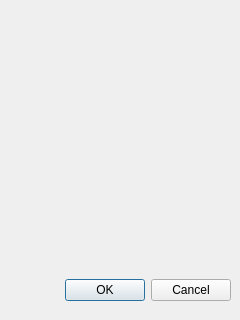
wiacekmarcin/CzujkiLiniowe, file CzujkiLinioweApp/teststerownikadlg.ui: the form before one commit.
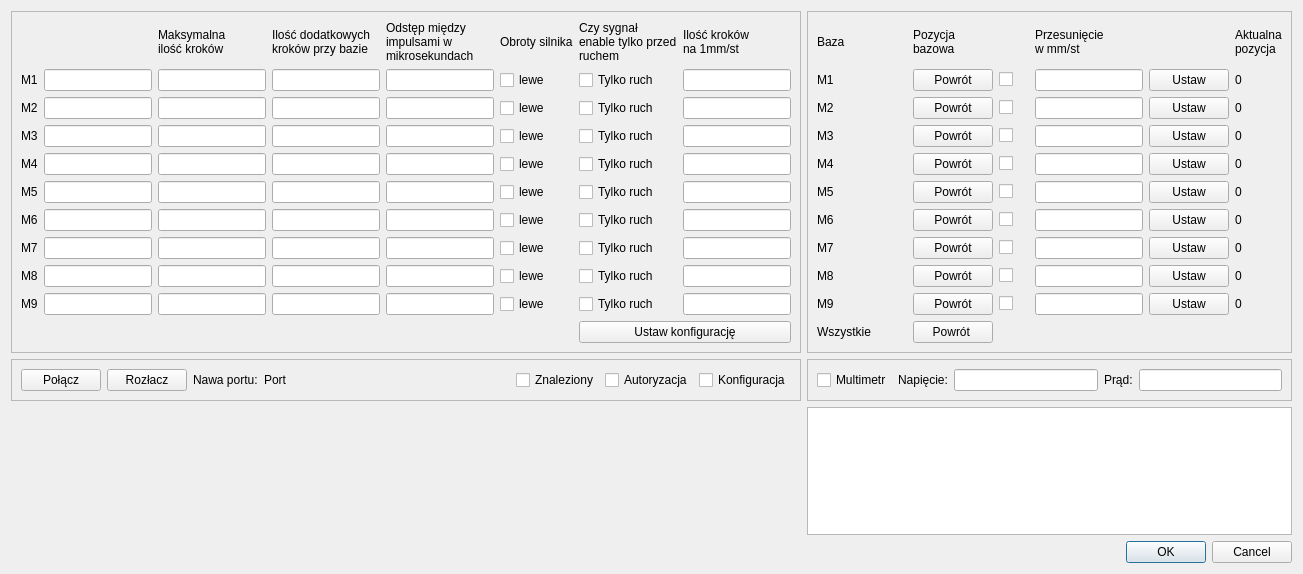
The form after the commit.

Patch:
```diff
--- a/CzujkiLinioweApp/teststerownikadlg.ui
+++ b/CzujkiLinioweApp/teststerownikadlg.ui
@@ -5,29 +5,1194 @@
    <rect>
     <x>0</x>
     <y>0</y>
-    <width>240</width>
-    <height>320</height>
+    <width>1303</width>
+    <height>574</height>
    </rect>
   </property>
   <property name="windowTitle">
    <string>Dialog</string>
   </property>
-  <widget class="QDialogButtonBox" name="buttonBox">
-   <property name="geometry">
-    <rect>
-     <x>10</x>
-     <y>270</y>
-     <width>221</width>
-     <height>41</height>
-    </rect>
-   </property>
-   <property name="orientation">
-    <enum>Qt::Horizontal</enum>
-   </property>
-   <property name="standardButtons">
-    <set>QDialogButtonBox::Cancel|QDialogButtonBox::Ok</set>
-   </property>
-  </widget>
+  <layout class="QVBoxLayout" name="verticalLayout">
+   <item>
+    <layout class="QGridLayout" name="gridLayout_3">
+     <item row="0" column="0">
+      <widget class="QFrame" name="frame">
+       <property name="frameShape">
+        <enum>QFrame::StyledPanel</enum>
+       </property>
+       <property name="frameShadow">
+        <enum>QFrame::Raised</enum>
+       </property>
+       <layout class="QGridLayout" name="gridLayout_2">
+        <item row="0" column="3">
+         <widget class="QLabel" name="head3">
+          <property name="text">
+           <string>Ilość dodatkowych
+kroków przy bazie</string>
+          </property>
+         </widget>
+        </item>
+        <item row="5" column="6">
+         <widget class="QCheckBox" name="enable5">
+          <property name="text">
+           <string>Tylko ruch</string>
+          </property>
+         </widget>
+        </item>
+        <item row="1" column="2">
+         <widget class="QLineEdit" name="maxSteps1">
+          <property name="text">
+           <string/>
+          </property>
+          <property name="maxLength">
+           <number>32767</number>
+          </property>
+         </widget>
+        </item>
+        <item row="8" column="6">
+         <widget class="QCheckBox" name="enable8">
+          <property name="text">
+           <string>Tylko ruch</string>
+          </property>
+         </widget>
+        </item>
+        <item row="6" column="2">
+         <widget class="QLineEdit" name="maxSteps6">
+          <property name="text">
+           <string/>
+          </property>
+          <property name="maxLength">
+           <number>32767</number>
+          </property>
+         </widget>
+        </item>
+        <item row="8" column="5">
+         <widget class="QCheckBox" name="obrot8">
+          <property name="text">
+           <string>lewe</string>
+          </property>
+         </widget>
+        </item>
+        <item row="7" column="6">
+         <widget class="QCheckBox" name="enable7">
+          <property name="text">
+           <string>Tylko ruch</string>
+          </property>
+         </widget>
+        </item>
+        <item row="9" column="3">
+         <widget class="QLineEdit" name="base9">
+          <property name="text">
+           <string/>
+          </property>
+          <property name="maxLength">
+           <number>32767</number>
+          </property>
+         </widget>
+        </item>
+        <item row="5" column="5">
+         <widget class="QCheckBox" name="obrot5">
+          <property name="text">
+           <string>lewe</string>
+          </property>
+         </widget>
+        </item>
+        <item row="8" column="2">
+         <widget class="QLineEdit" name="maxSteps8">
+          <property name="text">
+           <string/>
+          </property>
+          <property name="maxLength">
+           <number>32767</number>
+          </property>
+         </widget>
+        </item>
+        <item row="6" column="0">
+         <widget class="QLabel" name="et6">
+          <property name="text">
+           <string>M6</string>
+          </property>
+         </widget>
+        </item>
+        <item row="3" column="5">
+         <widget class="QCheckBox" name="obrot3">
+          <property name="text">
+           <string>lewe</string>
+          </property>
+         </widget>
+        </item>
+        <item row="7" column="4">
+         <widget class="QLineEdit" name="delay7">
+          <property name="text">
+           <string/>
+          </property>
+          <property name="maxLength">
+           <number>32767</number>
+          </property>
+         </widget>
+        </item>
+        <item row="7" column="2">
+         <widget class="QLineEdit" name="maxSteps7">
+          <property name="text">
+           <string/>
+          </property>
+          <property name="maxLength">
+           <number>32767</number>
+          </property>
+         </widget>
+        </item>
+        <item row="0" column="0">
+         <widget class="QLabel" name="head1">
+          <property name="text">
+           <string/>
+          </property>
+         </widget>
+        </item>
+        <item row="9" column="4">
+         <widget class="QLineEdit" name="delay9">
+          <property name="text">
+           <string/>
+          </property>
+          <property name="maxLength">
+           <number>32767</number>
+          </property>
+         </widget>
+        </item>
+        <item row="2" column="6">
+         <widget class="QCheckBox" name="enable2">
+          <property name="text">
+           <string>Tylko ruch</string>
+          </property>
+         </widget>
+        </item>
+        <item row="3" column="7">
+         <widget class="QLineEdit" name="ratio3">
+          <property name="maxLength">
+           <number>12</number>
+          </property>
+         </widget>
+        </item>
+        <item row="1" column="7">
+         <widget class="QLineEdit" name="ratio1">
+          <property name="maxLength">
+           <number>12</number>
+          </property>
+         </widget>
+        </item>
+        <item row="1" column="6">
+         <widget class="QCheckBox" name="enable1">
+          <property name="text">
+           <string>Tylko ruch</string>
+          </property>
+         </widget>
+        </item>
+        <item row="8" column="7">
+         <widget class="QLineEdit" name="ratio8">
+          <property name="maxLength">
+           <number>12</number>
+          </property>
+         </widget>
+        </item>
+        <item row="9" column="6">
+         <widget class="QCheckBox" name="enable9">
+          <property name="text">
+           <string>Tylko ruch</string>
+          </property>
+         </widget>
+        </item>
+        <item row="9" column="0">
+         <widget class="QLabel" name="et9">
+          <property name="text">
+           <string>M9</string>
+          </property>
+         </widget>
+        </item>
+        <item row="2" column="2">
+         <widget class="QLineEdit" name="maxSteps2">
+          <property name="text">
+           <string/>
+          </property>
+          <property name="maxLength">
+           <number>32767</number>
+          </property>
+         </widget>
+        </item>
+        <item row="7" column="7">
+         <widget class="QLineEdit" name="ratio7">
+          <property name="maxLength">
+           <number>12</number>
+          </property>
+         </widget>
+        </item>
+        <item row="2" column="7">
+         <widget class="QLineEdit" name="ratio2">
+          <property name="maxLength">
+           <number>12</number>
+          </property>
+         </widget>
+        </item>
+        <item row="1" column="3">
+         <widget class="QLineEdit" name="base1">
+          <property name="text">
+           <string/>
+          </property>
+          <property name="maxLength">
+           <number>32767</number>
+          </property>
+         </widget>
+        </item>
+        <item row="4" column="2">
+         <widget class="QLineEdit" name="maxSteps4">
+          <property name="text">
+           <string/>
+          </property>
+          <property name="maxLength">
+           <number>32767</number>
+          </property>
+         </widget>
+        </item>
+        <item row="6" column="5">
+         <widget class="QCheckBox" name="obrot6">
+          <property name="text">
+           <string>lewe</string>
+          </property>
+         </widget>
+        </item>
+        <item row="4" column="5">
+         <widget class="QCheckBox" name="obrot4">
+          <property name="text">
+           <string>lewe</string>
+          </property>
+         </widget>
+        </item>
+        <item row="3" column="3">
+         <widget class="QLineEdit" name="base3">
+          <property name="text">
+           <string/>
+          </property>
+          <property name="maxLength">
+           <number>32767</number>
+          </property>
+         </widget>
+        </item>
+        <item row="0" column="4">
+         <widget class="QLabel" name="head4">
+          <property name="text">
+           <string>Odstęp między
+impulsami w
+mikrosekundach</string>
+          </property>
+         </widget>
+        </item>
+        <item row="6" column="6">
+         <widget class="QCheckBox" name="enable6">
+          <property name="text">
+           <string>Tylko ruch</string>
+          </property>
+         </widget>
+        </item>
+        <item row="4" column="6">
+         <widget class="QCheckBox" name="enable4">
+          <property name="text">
+           <string>Tylko ruch</string>
+          </property>
+         </widget>
+        </item>
+        <item row="2" column="4">
+         <widget class="QLineEdit" name="delay2">
+          <property name="text">
+           <string/>
+          </property>
+          <property name="maxLength">
+           <number>32767</number>
+          </property>
+         </widget>
+        </item>
+        <item row="3" column="4">
+         <widget class="QLineEdit" name="delay3">
+          <property name="text">
+           <string/>
+          </property>
+          <property name="maxLength">
+           <number>32767</number>
+          </property>
+         </widget>
+        </item>
+        <item row="8" column="4">
+         <widget class="QLineEdit" name="delay8">
+          <property name="text">
+           <string/>
+          </property>
+          <property name="maxLength">
+           <number>32767</number>
+          </property>
+         </widget>
+        </item>
+        <item row="1" column="4">
+         <widget class="QLineEdit" name="delay1">
+          <property name="text">
+           <string/>
+          </property>
+          <property name="maxLength">
+           <number>32767</number>
+          </property>
+         </widget>
+        </item>
+        <item row="2" column="3">
+         <widget class="QLineEdit" name="base2">
+          <property name="text">
+           <string/>
+          </property>
+          <property name="maxLength">
+           <number>32767</number>
+          </property>
+         </widget>
+        </item>
+        <item row="4" column="7">
+         <widget class="QLineEdit" name="ratio4">
+          <property name="maxLength">
+           <number>12</number>
+          </property>
+         </widget>
+        </item>
+        <item row="5" column="0">
+         <widget class="QLabel" name="et5">
+          <property name="text">
+           <string>M5</string>
+          </property>
+         </widget>
+        </item>
+        <item row="5" column="7">
+         <widget class="QLineEdit" name="ratio5">
+          <property name="maxLength">
+           <number>12</number>
+          </property>
+         </widget>
+        </item>
+        <item row="8" column="3">
+         <widget class="QLineEdit" name="base8">
+          <property name="text">
+           <string/>
+          </property>
+          <property name="maxLength">
+           <number>32767</number>
+          </property>
+         </widget>
+        </item>
+        <item row="2" column="0">
+         <widget class="QLabel" name="et2">
+          <property name="text">
+           <string>M2</string>
+          </property>
+         </widget>
+        </item>
+        <item row="0" column="7">
+         <widget class="QLabel" name="head6">
+          <property name="text">
+           <string>Ilość kroków
+na 1mm/st</string>
+          </property>
+         </widget>
+        </item>
+        <item row="5" column="3">
+         <widget class="QLineEdit" name="base5">
+          <property name="text">
+           <string/>
+          </property>
+          <property name="maxLength">
+           <number>32767</number>
+          </property>
+         </widget>
+        </item>
+        <item row="2" column="5">
+         <widget class="QCheckBox" name="obrot2">
+          <property name="text">
+           <string>lewe</string>
+          </property>
+         </widget>
+        </item>
+        <item row="7" column="5">
+         <widget class="QCheckBox" name="obrot7">
+          <property name="text">
+           <string>lewe</string>
+          </property>
+         </widget>
+        </item>
+        <item row="10" column="6" colspan="2">
+         <widget class="QPushButton" name="pbSetConfiguration">
+          <property name="text">
+           <string>Ustaw konfigurację</string>
+          </property>
+         </widget>
+        </item>
+        <item row="5" column="4">
+         <widget class="QLineEdit" name="delay5">
+          <property name="text">
+           <string/>
+          </property>
+          <property name="maxLength">
+           <number>32767</number>
+          </property>
+         </widget>
+        </item>
+        <item row="8" column="0">
+         <widget class="QLabel" name="et8">
+          <property name="text">
+           <string>M8</string>
+          </property>
+         </widget>
+        </item>
+        <item row="0" column="6">
+         <widget class="QLabel" name="label">
+          <property name="text">
+           <string>Czy sygnał
+enable tylko przed
+ruchem</string>
+          </property>
+         </widget>
+        </item>
+        <item row="6" column="3">
+         <widget class="QLineEdit" name="base6">
+          <property name="text">
+           <string/>
+          </property>
+          <property name="maxLength">
+           <number>32767</number>
+          </property>
+         </widget>
+        </item>
+        <item row="7" column="3">
+         <widget class="QLineEdit" name="base7">
+          <property name="text">
+           <string/>
+          </property>
+          <property name="maxLength">
+           <number>32767</number>
+          </property>
+         </widget>
+        </item>
+        <item row="0" column="2">
+         <widget class="QLabel" name="head2">
+          <property name="text">
+           <string>Maksymalna
+ilość kroków</string>
+          </property>
+         </widget>
+        </item>
+        <item row="9" column="2">
+         <widget class="QLineEdit" name="maxSteps9">
+          <property name="text">
+           <string/>
+          </property>
+          <property name="maxLength">
+           <number>32767</number>
+          </property>
+         </widget>
+        </item>
+        <item row="9" column="5">
+         <widget class="QCheckBox" name="obrot9">
+          <property name="text">
+           <string>lewe</string>
+          </property>
+         </widget>
+        </item>
+        <item row="1" column="5">
+         <widget class="QCheckBox" name="obrot1">
+          <property name="text">
+           <string>lewe</string>
+          </property>
+         </widget>
+        </item>
+        <item row="9" column="7">
+         <widget class="QLineEdit" name="ratio9">
+          <property name="maxLength">
+           <number>12</number>
+          </property>
+         </widget>
+        </item>
+        <item row="4" column="4">
+         <widget class="QLineEdit" name="delay4">
+          <property name="text">
+           <string/>
+          </property>
+          <property name="maxLength">
+           <number>32767</number>
+          </property>
+         </widget>
+        </item>
+        <item row="3" column="2">
+         <widget class="QLineEdit" name="maxSteps3">
+          <property name="text">
+           <string/>
+          </property>
+          <property name="maxLength">
+           <number>32767</number>
+          </property>
+         </widget>
+        </item>
+        <item row="5" column="2">
+         <widget class="QLineEdit" name="maxSteps5">
+          <property name="text">
+           <string/>
+          </property>
+          <property name="maxLength">
+           <number>32767</number>
+          </property>
+         </widget>
+        </item>
+        <item row="4" column="0">
+         <widget class="QLabel" name="et4">
+          <property name="text">
+           <string>M4</string>
+          </property>
+         </widget>
+        </item>
+        <item row="6" column="4">
+         <widget class="QLineEdit" name="delay6">
+          <property name="text">
+           <string/>
+          </property>
+          <property name="maxLength">
+           <number>32767</number>
+          </property>
+         </widget>
+        </item>
+        <item row="1" column="0">
+         <widget class="QLabel" name="et1">
+          <property name="text">
+           <string>M1</string>
+          </property>
+         </widget>
+        </item>
+        <item row="3" column="6">
+         <widget class="QCheckBox" name="enable3">
+          <property name="text">
+           <string>Tylko ruch</string>
+          </property>
+         </widget>
+        </item>
+        <item row="7" column="0">
+         <widget class="QLabel" name="et7">
+          <property name="text">
+           <string>M7</string>
+          </property>
+         </widget>
+        </item>
+        <item row="6" column="7">
+         <widget class="QLineEdit" name="ratio6">
+          <property name="maxLength">
+           <number>12</number>
+          </property>
+         </widget>
+        </item>
+        <item row="3" column="0">
+         <widget class="QLabel" name="et3">
+          <property name="text">
+           <string>M3</string>
+          </property>
+         </widget>
+        </item>
+        <item row="0" column="5">
+         <widget class="QLabel" name="heaad5">
+          <property name="text">
+           <string>Obroty silnika</string>
+          </property>
+         </widget>
+        </item>
+        <item row="4" column="3">
+         <widget class="QLineEdit" name="base4">
+          <property name="text">
+           <string/>
+          </property>
+          <property name="maxLength">
+           <number>32767</number>
+          </property>
+         </widget>
+        </item>
+        <item row="1" column="1">
+         <widget class="QLineEdit" name="motorName1"/>
+        </item>
+        <item row="2" column="1">
+         <widget class="QLineEdit" name="motorName2"/>
+        </item>
+        <item row="3" column="1">
+         <widget class="QLineEdit" name="motorName3"/>
+        </item>
+        <item row="4" column="1">
+         <widget class="QLineEdit" name="motorName4"/>
+        </item>
+        <item row="5" column="1">
+         <widget class="QLineEdit" name="motorName5"/>
+        </item>
+        <item row="6" column="1">
+         <widget class="QLineEdit" name="motorName6"/>
+        </item>
+        <item row="7" column="1">
+         <widget class="QLineEdit" name="motorName7"/>
+        </item>
+        <item row="8" column="1">
+         <widget class="QLineEdit" name="motorName8"/>
+        </item>
+        <item row="9" column="1">
+         <widget class="QLineEdit" name="motorName9"/>
+        </item>
+       </layout>
+      </widget>
+     </item>
+     <item row="0" column="1">
+      <widget class="QFrame" name="frame_3">
+       <property name="frameShape">
+        <enum>QFrame::StyledPanel</enum>
+       </property>
+       <property name="frameShadow">
+        <enum>QFrame::Raised</enum>
+       </property>
+       <layout class="QGridLayout" name="gridLayout">
+        <item row="3" column="0">
+         <widget class="QLabel" name="etsilnik_2">
+          <property name="text">
+           <string>M2</string>
+          </property>
+         </widget>
+        </item>
+        <item row="5" column="10">
+         <widget class="QLabel" name="actPos_4">
+          <property name="text">
+           <string>0</string>
+          </property>
+         </widget>
+        </item>
+        <item row="6" column="2">
+         <widget class="QPushButton" name="pbHome_5">
+          <property name="text">
+           <string>Powrót</string>
+          </property>
+         </widget>
+        </item>
+        <item row="0" column="1">
+         <widget class="QLabel" name="head2_1">
+          <property name="text">
+           <string/>
+          </property>
+         </widget>
+        </item>
+        <item row="2" column="8" colspan="2">
+         <widget class="QPushButton" name="pbUstawPos_1">
+          <property name="text">
+           <string>Ustaw</string>
+          </property>
+         </widget>
+        </item>
+        <item row="2" column="10">
+         <widget class="QLabel" name="actPos_1">
+          <property name="text">
+           <string>0</string>
+          </property>
+         </widget>
+        </item>
+        <item row="2" column="6" colspan="2">
+         <widget class="QLineEdit" name="posX_1"/>
+        </item>
+        <item row="10" column="8" colspan="2">
+         <widget class="QPushButton" name="pbUstawPos_9">
+          <property name="text">
+           <string>Ustaw</string>
+          </property>
+         </widget>
+        </item>
+        <item row="10" column="10">
+         <widget class="QLabel" name="actPos_9">
+          <property name="text">
+           <string>0</string>
+          </property>
+         </widget>
+        </item>
+        <item row="8" column="6" colspan="2">
+         <widget class="QLineEdit" name="posX_7"/>
+        </item>
+        <item row="6" column="10">
+         <widget class="QLabel" name="actPos_5">
+          <property name="text">
+           <string>0</string>
+          </property>
+         </widget>
+        </item>
+        <item row="7" column="2">
+         <widget class="QPushButton" name="pbHome_6">
+          <property name="text">
+           <string>Powrót</string>
+          </property>
+         </widget>
+        </item>
+        <item row="10" column="6" colspan="2">
+         <widget class="QLineEdit" name="posX_9"/>
+        </item>
+        <item row="3" column="8" colspan="2">
+         <widget class="QPushButton" name="pbUstawPos_2">
+          <property name="text">
+           <string>Ustaw</string>
+          </property>
+         </widget>
+        </item>
+        <item row="3" column="6" colspan="2">
+         <widget class="QLineEdit" name="posX_2"/>
+        </item>
+        <item row="2" column="3">
+         <widget class="QCheckBox" name="isHome_1">
+          <property name="text">
+           <string/>
+          </property>
+         </widget>
+        </item>
+        <item row="0" column="6" colspan="4">
+         <widget class="QLabel" name="head2_3">
+          <property name="text">
+           <string>Przesunięcie
+w mm/st</string>
+          </property>
+         </widget>
+        </item>
+        <item row="9" column="10">
+         <widget class="QLabel" name="actPos_8">
+          <property name="text">
+           <string>0</string>
+          </property>
+         </widget>
+        </item>
+        <item row="0" column="10">
+         <widget class="QLabel" name="label_5">
+          <property name="text">
+           <string>Aktualna
+pozycja</string>
+          </property>
+         </widget>
+        </item>
+        <item row="8" column="8" colspan="2">
+         <widget class="QPushButton" name="pbUstawPos_7">
+          <property name="text">
+           <string>Ustaw</string>
+          </property>
+         </widget>
+        </item>
+        <item row="8" column="10">
+         <widget class="QLabel" name="actPos_7">
+          <property name="text">
+           <string>0</string>
+          </property>
+         </widget>
+        </item>
+        <item row="0" column="2" colspan="2">
+         <widget class="QLabel" name="label_4">
+          <property name="text">
+           <string>Pozycja
+bazowa</string>
+          </property>
+         </widget>
+        </item>
+        <item row="7" column="6" colspan="2">
+         <widget class="QLineEdit" name="posX_6"/>
+        </item>
+        <item row="7" column="8" colspan="2">
+         <widget class="QPushButton" name="pbUstawPos_6">
+          <property name="text">
+           <string>Ustaw</string>
+          </property>
+         </widget>
+        </item>
+        <item row="7" column="10">
+         <widget class="QLabel" name="actPos_6">
+          <property name="text">
+           <string>0</string>
+          </property>
+         </widget>
+        </item>
+        <item row="4" column="8" colspan="2">
+         <widget class="QPushButton" name="pbUstawPos_3">
+          <property name="text">
+           <string>Ustaw</string>
+          </property>
+         </widget>
+        </item>
+        <item row="4" column="10">
+         <widget class="QLabel" name="actPos_3">
+          <property name="text">
+           <string>0</string>
+          </property>
+         </widget>
+        </item>
+        <item row="0" column="0">
+         <widget class="QLabel" name="label_2">
+          <property name="text">
+           <string>Baza</string>
+          </property>
+         </widget>
+        </item>
+        <item row="5" column="0">
+         <widget class="QLabel" name="etsilnik_4">
+          <property name="text">
+           <string>M4</string>
+          </property>
+         </widget>
+        </item>
+        <item row="4" column="6" colspan="2">
+         <widget class="QLineEdit" name="posX_3"/>
+        </item>
+        <item row="5" column="6" colspan="2">
+         <widget class="QLineEdit" name="posX_4"/>
+        </item>
+        <item row="5" column="8" colspan="2">
+         <widget class="QPushButton" name="pbUstawPos_4">
+          <property name="text">
+           <string>Ustaw</string>
+          </property>
+         </widget>
+        </item>
+        <item row="4" column="0">
+         <widget class="QLabel" name="etsilnik_3">
+          <property name="text">
+           <string>M3</string>
+          </property>
+         </widget>
+        </item>
+        <item row="2" column="0">
+         <widget class="QLabel" name="etsilnik_1">
+          <property name="text">
+           <string>M1</string>
+          </property>
+         </widget>
+        </item>
+        <item row="6" column="6" colspan="2">
+         <widget class="QLineEdit" name="posX_5"/>
+        </item>
+        <item row="6" column="8" colspan="2">
+         <widget class="QPushButton" name="pbUstawPos_5">
+          <property name="text">
+           <string>Ustaw</string>
+          </property>
+         </widget>
+        </item>
+        <item row="4" column="3">
+         <widget class="QCheckBox" name="isHome_3">
+          <property name="text">
+           <string/>
+          </property>
+         </widget>
+        </item>
+        <item row="10" column="3">
+         <widget class="QCheckBox" name="isHome_9">
+          <property name="text">
+           <string/>
+          </property>
+         </widget>
+        </item>
+        <item row="9" column="6" colspan="2">
+         <widget class="QLineEdit" name="posX_8"/>
+        </item>
+        <item row="7" column="3">
+         <widget class="QCheckBox" name="isHome_6">
+          <property name="text">
+           <string/>
+          </property>
+         </widget>
+        </item>
+        <item row="3" column="3">
+         <widget class="QCheckBox" name="isHome_2">
+          <property name="text">
+           <string/>
+          </property>
+         </widget>
+        </item>
+        <item row="9" column="3">
+         <widget class="QCheckBox" name="isHome_8">
+          <property name="text">
+           <string/>
+          </property>
+         </widget>
+        </item>
+        <item row="3" column="10">
+         <widget class="QLabel" name="actPos_2">
+          <property name="text">
+           <string>0</string>
+          </property>
+         </widget>
+        </item>
+        <item row="6" column="0">
+         <widget class="QLabel" name="etsilnik_5">
+          <property name="text">
+           <string>M5</string>
+          </property>
+         </widget>
+        </item>
+        <item row="8" column="0">
+         <widget class="QLabel" name="etsilnik_7">
+          <property name="text">
+           <string>M7</string>
+          </property>
+         </widget>
+        </item>
+        <item row="10" column="2">
+         <widget class="QPushButton" name="pbHome_9">
+          <property name="text">
+           <string>Powrót</string>
+          </property>
+         </widget>
+        </item>
+        <item row="2" column="2">
+         <widget class="QPushButton" name="pbHome_1">
+          <property name="text">
+           <string>Powrót</string>
+          </property>
+         </widget>
+        </item>
+        <item row="4" column="2">
+         <widget class="QPushButton" name="pbHome_3">
+          <property name="text">
+           <string>Powrót</string>
+          </property>
+         </widget>
+        </item>
+        <item row="8" column="2">
+         <widget class="QPushButton" name="pbHome_7">
+          <property name="text">
+           <string>Powrót</string>
+          </property>
+         </widget>
+        </item>
+        <item row="3" column="2">
+         <widget class="QPushButton" name="pbHome_2">
+          <property name="text">
+           <string>Powrót</string>
+          </property>
+         </widget>
+        </item>
+        <item row="5" column="2">
+         <widget class="QPushButton" name="pbHome_4">
+          <property name="text">
+           <string>Powrót</string>
+          </property>
+         </widget>
+        </item>
+        <item row="9" column="0">
+         <widget class="QLabel" name="etsilnik_8">
+          <property name="text">
+           <string>M8</string>
+          </property>
+         </widget>
+        </item>
+        <item row="9" column="2">
+         <widget class="QPushButton" name="pbHome_8">
+          <property name="text">
+           <string>Powrót</string>
+          </property>
+         </widget>
+        </item>
+        <item row="7" column="0">
+         <widget class="QLabel" name="etsilnik_6">
+          <property name="text">
+           <string>M6</string>
+          </property>
+         </widget>
+        </item>
+        <item row="10" column="0">
+         <widget class="QLabel" name="etsilnik_9">
+          <property name="text">
+           <string>M9</string>
+          </property>
+         </widget>
+        </item>
+        <item row="5" column="3">
+         <widget class="QCheckBox" name="isHome_4">
+          <property name="text">
+           <string/>
+          </property>
+         </widget>
+        </item>
+        <item row="8" column="3">
+         <widget class="QCheckBox" name="isHome_7">
+          <property name="text">
+           <string/>
+          </property>
+         </widget>
+        </item>
+        <item row="6" column="3">
+         <widget class="QCheckBox" name="isHome_5">
+          <property name="text">
+           <string/>
+          </property>
+         </widget>
+        </item>
+        <item row="11" column="2">
+         <widget class="QPushButton" name="pbHomeAll">
+          <property name="text">
+           <string>Powrót </string>
+          </property>
+         </widget>
+        </item>
+        <item row="11" column="0">
+         <widget class="QLabel" name="label_3">
+          <property name="text">
+           <string>Wszystkie</string>
+          </property>
+         </widget>
+        </item>
+        <item row="9" column="8" colspan="2">
+         <widget class="QPushButton" name="pbUstawPos_8">
+          <property name="text">
+           <string>Ustaw</string>
+          </property>
+         </widget>
+        </item>
+       </layout>
+      </widget>
+     </item>
+     <item row="3" column="1">
+      <widget class="QTextBrowser" name="textBrowser"/>
+     </item>
+     <item row="3" column="0">
+      <widget class="QWidget" name="widgetZasilacz" native="true"/>
+     </item>
+     <item row="1" column="0">
+      <widget class="QFrame" name="frame_2">
+       <property name="frameShape">
+        <enum>QFrame::StyledPanel</enum>
+       </property>
+       <property name="frameShadow">
+        <enum>QFrame::Raised</enum>
+       </property>
+       <layout class="QHBoxLayout" name="horizontalLayout">
+        <item>
+         <widget class="QPushButton" name="pbConnect">
+          <property name="text">
+           <string>Połącz</string>
+          </property>
+         </widget>
+        </item>
+        <item>
+         <widget class="QPushButton" name="pbDisconnect">
+          <property name="text">
+           <string>Rozłacz</string>
+          </property>
+         </widget>
+        </item>
+        <item>
+         <widget class="QLabel" name="label_6">
+          <property name="text">
+           <string>Nawa portu:</string>
+          </property>
+         </widget>
+        </item>
+        <item>
+         <widget class="QLabel" name="namePort">
+          <property name="text">
+           <string>Port</string>
+          </property>
+         </widget>
+        </item>
+        <item>
+         <spacer name="horizontalSpacer_2">
+          <property name="orientation">
+           <enum>Qt::Horizontal</enum>
+          </property>
+          <property name="sizeHint" stdset="0">
+           <size>
+            <width>40</width>
+            <height>20</height>
+           </size>
+          </property>
+         </spacer>
+        </item>
+        <item>
+         <widget class="QCheckBox" name="rbFound">
+          <property name="text">
+           <string>Znaleziony</string>
+          </property>
+          <property name="checkable">
+           <bool>false</bool>
+          </property>
+         </widget>
+        </item>
+        <item>
+         <widget class="QCheckBox" name="rbAuth">
+          <property name="text">
+           <string>Autoryzacja</string>
+          </property>
+          <property name="checkable">
+           <bool>false</bool>
+          </property>
+         </widget>
+        </item>
+        <item>
+         <widget class="QCheckBox" name="rbConf_2">
+          <property name="text">
+           <string>Konfiguracja</string>
+          </property>
+          <property name="checkable">
+           <bool>false</bool>
+          </property>
+         </widget>
+        </item>
+       </layout>
+      </widget>
+     </item>
+     <item row="1" column="1">
+      <widget class="QFrame" name="frame_4">
+       <property name="frameShape">
+        <enum>QFrame::StyledPanel</enum>
+       </property>
+       <property name="frameShadow">
+        <enum>QFrame::Raised</enum>
+       </property>
+       <layout class="QHBoxLayout" name="horizontalLayout_2">
+        <item>
+         <widget class="QCheckBox" name="rbMultimetr">
+          <property name="text">
+           <string>Multimetr</string>
+          </property>
+          <property name="checkable">
+           <bool>false</bool>
+          </property>
+         </widget>
+        </item>
+        <item>
+         <widget class="QLabel" name="label_7">
+          <property name="text">
+           <string>Napięcie:</string>
+          </property>
+         </widget>
+        </item>
+        <item>
+         <widget class="QLineEdit" name="voltage">
+          <property name="readOnly">
+           <bool>true</bool>
+          </property>
+         </widget>
+        </item>
+        <item>
+         <widget class="QLabel" name="label_8">
+          <property name="text">
+           <string>Prąd:</string>
+          </property>
+         </widget>
+        </item>
+        <item>
+         <widget class="QLineEdit" name="current"/>
+        </item>
+       </layout>
+      </widget>
+     </item>
+    </layout>
+   </item>
+   <item>
+    <widget class="QDialogButtonBox" name="buttonBox">
+     <property name="orientation">
+      <enum>Qt::Horizontal</enum>
+     </property>
+     <property name="standardButtons">
+      <set>QDialogButtonBox::Cancel|QDialogButtonBox::Ok</set>
+     </property>
+    </widget>
+   </item>
+  </layout>
  </widget>
  <resources/>
  <connections>
```
Left out of the diff: 113 changed lines with no effect on the pictures.
